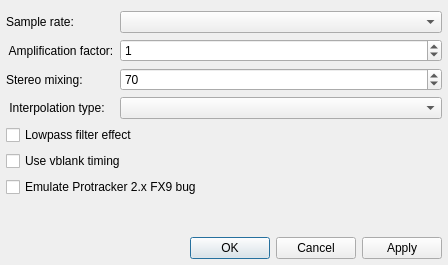
Before: the Qt Designer form qmmp/src/plugins/Input/zed/xmp/settingsdialog.ui in Greedysky/TTKMusicPlayer, drawn with Qt 5.
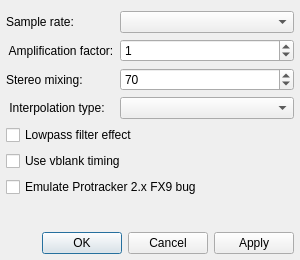
After: the same form once the commit is applied.

Commit message: refactor: Update xmp setting dialog size[598912]

```diff
--- a/qmmp/src/plugins/Input/zed/xmp/settingsdialog.ui
+++ b/qmmp/src/plugins/Input/zed/xmp/settingsdialog.ui
@@ -6,10 +6,22 @@
    <rect>
     <x>0</x>
     <y>0</y>
-    <width>448</width>
-    <height>265</height>
+    <width>300</width>
+    <height>260</height>
    </rect>
   </property>
+  <property name="minimumSize">
+   <size>
+    <width>300</width>
+    <height>260</height>
+   </size>
+  </property>
+  <property name="maximumSize">
+   <size>
+    <width>300</width>
+    <height>260</height>
+   </size>
+  </property>
   <property name="windowTitle">
    <string>XMP Plugin Settings</string>
   </property>
```
The commit also changes 1 other file.
